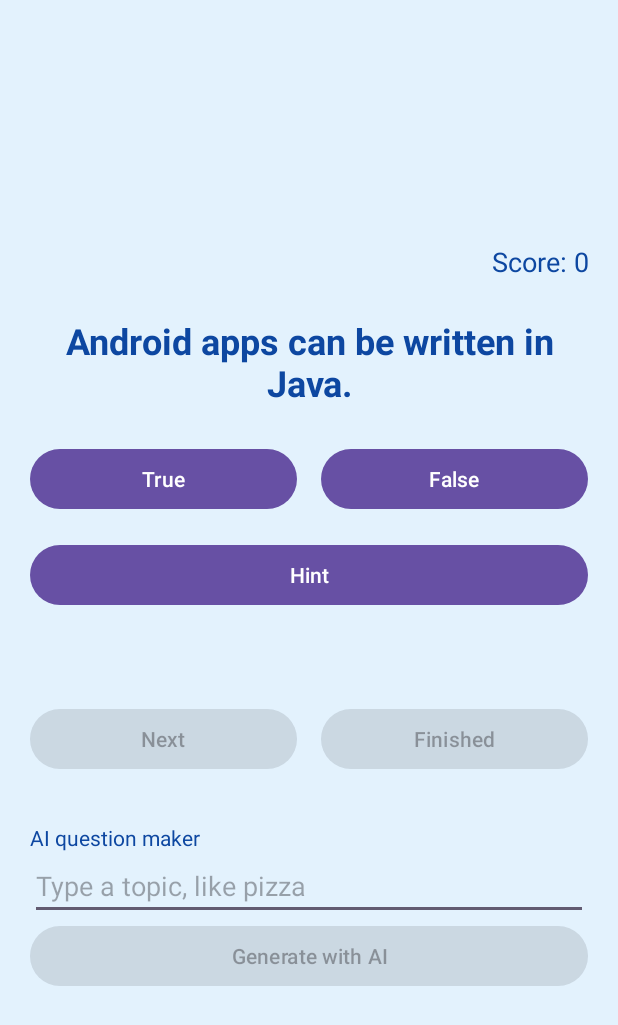
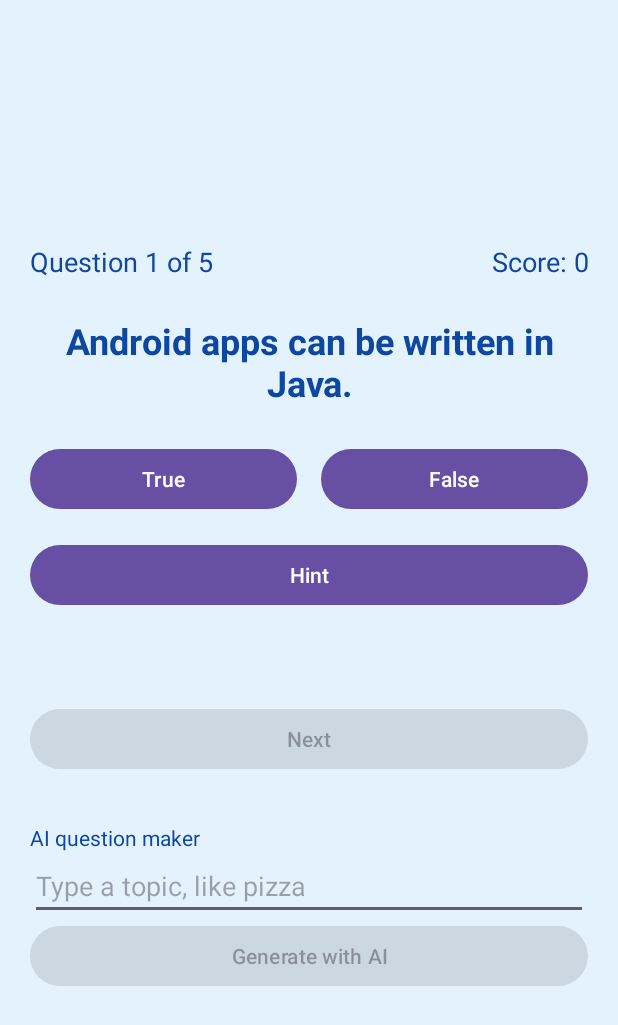
Before and after one commit to asinuuu/QuizAPP, an Android app: the screen it shows after launch (MainActivity), on a phone screen of 412 x 824 dp. Shown: the top 1025 px of the screen. Run offline under Robolectric (Android 15) with nearby library versions, the phone set to English and light mode, and no system bars.

Commit message:
quiz kept looping past question 5, added question counter and play again button
Co-Authored-By: Claude Opus 5.5 <noreply@anthropic.com>

```diff
--- a/app/src/main/java/alan/alan/quizapp/MainActivity.java
+++ b/app/src/main/java/alan/alan/quizapp/MainActivity.java
@@ -37,7 +37,7 @@ public class MainActivity extends AppCompatActivity {
     boolean alreadyAnswered = false;
     boolean thinking = false;
 
-    TextView scoreText, questionText, feedbackText;
+    TextView scoreText, questionText, feedbackText, progressText;
     Button trueButton, falseButton, nextButton, finishedButton, generateButton, hintButton;
     EditText topicInput;
 
@@ -57,6 +57,7 @@ public class MainActivity extends AppCompatActivity {
         scoreText = findViewById(R.id.scoreText);
         questionText = findViewById(R.id.questionText);
         feedbackText = findViewById(R.id.feedbackText);
+        progressText = findViewById(R.id.progressText);
         trueButton = findViewById(R.id.trueButton);
         falseButton = findViewById(R.id.falseButton);
         nextButton = findViewById(R.id.nextButton);
@@ -84,11 +85,11 @@ public class MainActivity extends AppCompatActivity {
         nextButton.setOnClickListener(new View.OnClickListener() {
             @Override
             public void onClick(View v) {
-                currentQuestion = currentQuestion + 1;
-                if (currentQuestion >= questions.length) {
-                    currentQuestion = 0;
+                // Only move on if this is not the last question
+                if (currentQuestion < questions.length - 1) {
+                    currentQuestion = currentQuestion + 1;
+                    showQuestion();
                 }
-                showQuestion();
             }
         });
 
@@ -99,6 +100,8 @@ public class MainActivity extends AppCompatActivity {
                 intent.putExtra("score", score);
                 intent.putExtra("total", questionsAnswered);
                 startActivity(intent);
+                // Close the quiz so Back on the score screen doesn't return to the old quiz
+                finish();
             }
         });
 
@@ -165,6 +168,7 @@ public class MainActivity extends AppCompatActivity {
         questionText.setText(questions[currentQuestion].getText());
         currentAnswer = questions[currentQuestion].getAnswer();
         currentHint = questions[currentQuestion].getHint();
+        progressText.setText("Question " + (currentQuestion + 1) + " of " + questions.length);
         alreadyAnswered = false;
         feedbackText.setText("");
         updateButtons();
@@ -178,6 +182,15 @@ public class MainActivity extends AppCompatActivity {
         nextButton.setEnabled(canMoveOn);
         finishedButton.setEnabled(canMoveOn);
         generateButton.setEnabled(canMoveOn);
+
+        // On the last question, swap Next for Finished
+        if (currentQuestion == questions.length - 1) {
+            nextButton.setVisibility(View.GONE);
+            finishedButton.setVisibility(View.VISIBLE);
+        } else {
+            nextButton.setVisibility(View.VISIBLE);
+            finishedButton.setVisibility(View.GONE);
+        }
     }
 
     private void checkAnswer(boolean userSaidTrue) {
--- a/app/src/main/res/layout/activity_main.xml
+++ b/app/src/main/res/layout/activity_main.xml
@@ -25,14 +25,30 @@
         android:orientation="vertical"
         android:padding="20dp">
 
-        <TextView
-            android:id="@+id/scoreText"
+        <LinearLayout
             android:layout_width="match_parent"
             android:layout_height="wrap_content"
-            android:gravity="end"
-            android:text="Score: 0"
-            android:textColor="#0D47A1"
-            android:textSize="18sp" />
+            android:orientation="horizontal">
+
+            <TextView
+                android:id="@+id/progressText"
+                android:layout_width="0dp"
+                android:layout_height="wrap_content"
+                android:layout_weight="1"
+                android:text="Question 1 of 5"
+                android:textColor="#0D47A1"
+                android:textSize="18sp" />
+
+            <TextView
+                android:id="@+id/scoreText"
+                android:layout_width="0dp"
+                android:layout_height="wrap_content"
+                android:layout_weight="1"
+                android:gravity="end"
+                android:text="Score: 0"
+                android:textColor="#0D47A1"
+                android:textSize="18sp" />
+        </LinearLayout>
 
         <TextView
             android:id="@+id/questionText"
@@ -95,7 +111,6 @@
                 android:id="@+id/nextButton"
                 android:layout_width="0dp"
                 android:layout_height="wrap_content"
-                android:layout_marginEnd="8dp"
                 android:layout_weight="1"
                 android:text="Next" />
 
@@ -103,9 +118,9 @@
                 android:id="@+id/finishedButton"
                 android:layout_width="0dp"
                 android:layout_height="wrap_content"
-                android:layout_marginStart="8dp"
                 android:layout_weight="1"
-                android:text="Finished" />
+                android:text="Finished"
+                android:visibility="gone" />
         </LinearLayout>
 
         <TextView
```
Also changed, not shown: app/src/main/java/alan/alan/quizapp/ScoreActivity.java (+12 -1 lines), app/src/main/res/layout/activity_score.xml (+10 -0 lines).
